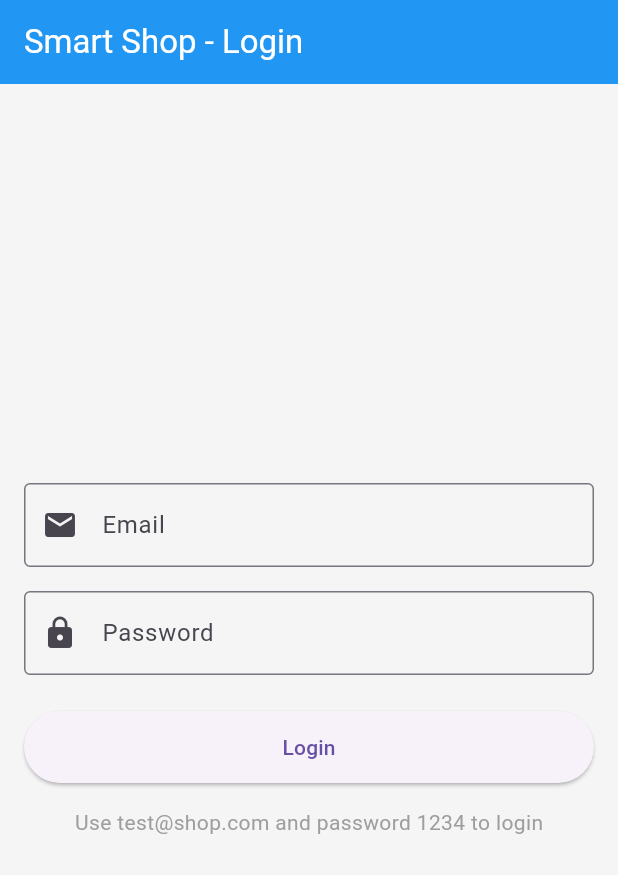
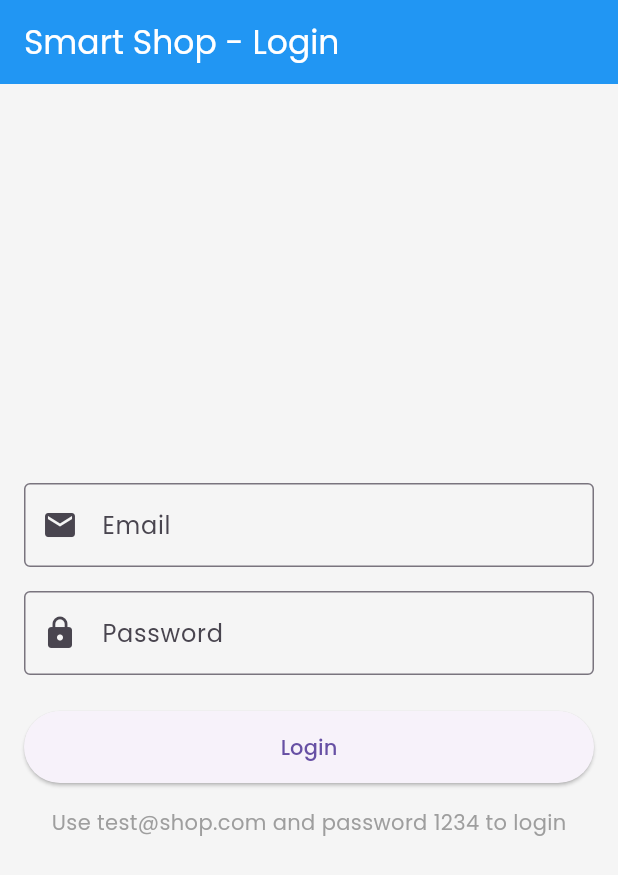
Before and after one commit to Ahmad-Alomgir/smartshop, a Flutter app: the screen it shows after launch, on a phone screen of 412 x 824 dp. Shown: the top 875 px of the screen. Run offline on Flutter 3.47's test engine with Material 3 defaults, Android fonts, the phone set to English and light mode, and no system bars; our stand-ins replace flutter_rating_bar, google_fonts, shared_preferences.

Commit message:
Font Updated

```diff
--- a/lib/app_theme.dart
+++ b/lib/app_theme.dart
@@ -1,9 +1,11 @@
 import 'package:flutter/material.dart';
+import 'package:google_fonts/google_fonts.dart';
 
 final ThemeData lightTheme = ThemeData(
   brightness: Brightness.light,
+  scaffoldBackgroundColor: Colors.grey[100],
   primarySwatch: Colors.blue,
-  scaffoldBackgroundColor: Colors.grey[100],
+  textTheme: GoogleFonts.poppinsTextTheme(), // ✅ Apply custom font
   appBarTheme: const AppBarTheme(
     backgroundColor: Colors.blue,
     foregroundColor: Colors.white,
@@ -20,8 +22,11 @@ final ThemeData lightTheme = ThemeData(
 
 final ThemeData darkTheme = ThemeData(
   brightness: Brightness.dark,
+  scaffoldBackgroundColor: Colors.grey[900],
   primarySwatch: Colors.blue,
-  scaffoldBackgroundColor: Colors.grey[900],
+  textTheme: GoogleFonts.poppinsTextTheme(
+    ThemeData.dark().textTheme,
+  ), // ✅ Apply dark font theme
   appBarTheme: const AppBarTheme(
     backgroundColor: Colors.black,
     foregroundColor: Colors.white,
--- a/pubspec.yaml
+++ b/pubspec.yaml
@@ -28,12 +28,12 @@ environment:
 # the latest version available on pub.dev. To see which dependencies have newer
 # versions available, run `flutter pub outdated`.
 dependencies:
-  flutter:
-    sdk: flutter
   provider: ^6.0.5
   shared_preferences: ^2.1.1
-  http: ^0.13.6
+  http: ^1.1.0
   flutter_rating_bar: ^4.0.1
+  google_fonts: ^6.1.0
+
 
 
   # The following adds the Cupertino Icons font to your application.
```
Also changed, not shown: lib/widgets/product_card.dart (+12 -5 lines), pubspec.lock, 1 other file.
